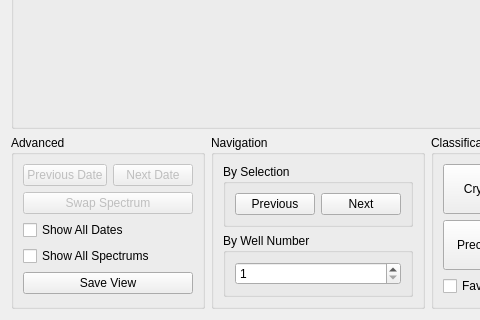
Hauptman-Woodward/Marco_Polo, file pyqt_designer/slideshow_inspector.ui: the form before one commit; both pictures show x 0 to 480 and y 440 to 760 of the 941 by 760 pixel window.
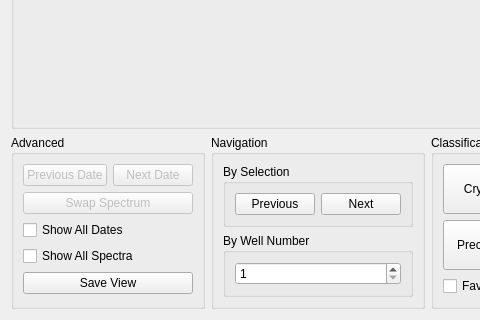
The form after the commit. The open tabs and pages were chosen to show the change. Custom widgets are drawn as their Qt base class.

Patch:
```diff
--- a/pyqt_designer/slideshow_inspector.ui
+++ b/pyqt_designer/slideshow_inspector.ui
@@ -1215,7 +1215,7 @@
          <string>&lt;html&gt;&lt;head/&gt;&lt;body&gt;&lt;p&gt;Show all images of the current well that have been linked by spectrum.&lt;/p&gt;&lt;p&gt;Shortcut:&lt;span style=&quot; font-weight:600;&quot;&gt; S&lt;/span&gt;&lt;/p&gt;&lt;/body&gt;&lt;/html&gt;</string>
         </property>
         <property name="text">
-         <string>Show All Spectrums</string>
+         <string>Show All Spectra</string>
         </property>
         <property name="shortcut">
          <string>S</string>
```
Left out of the diff: 6 changed lines with no effect on the pictures.
